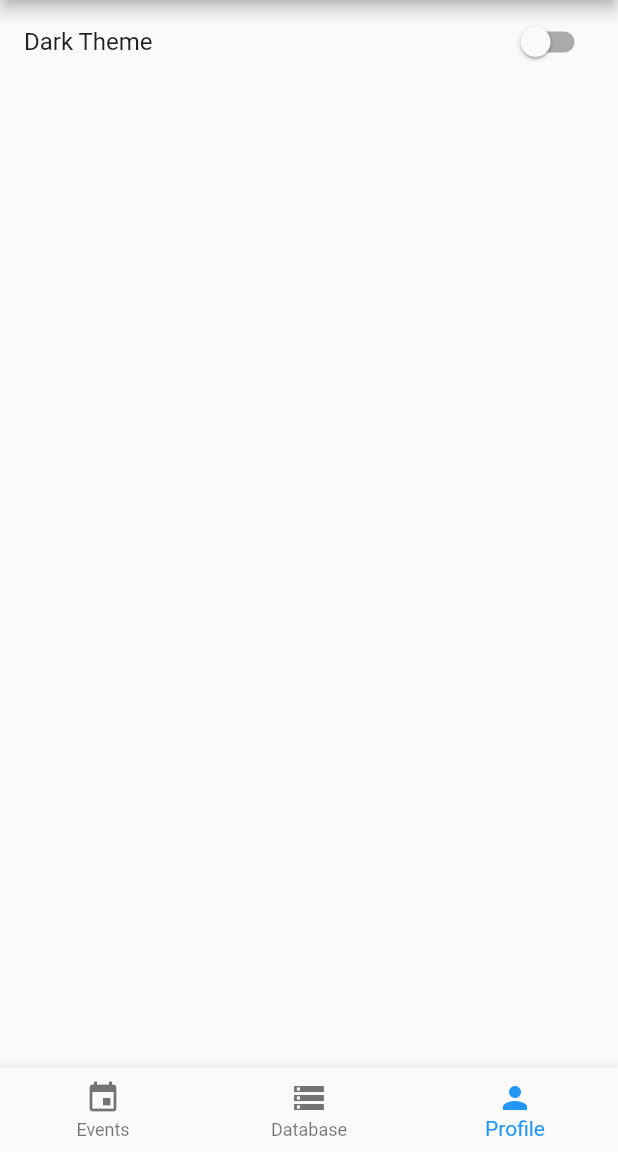
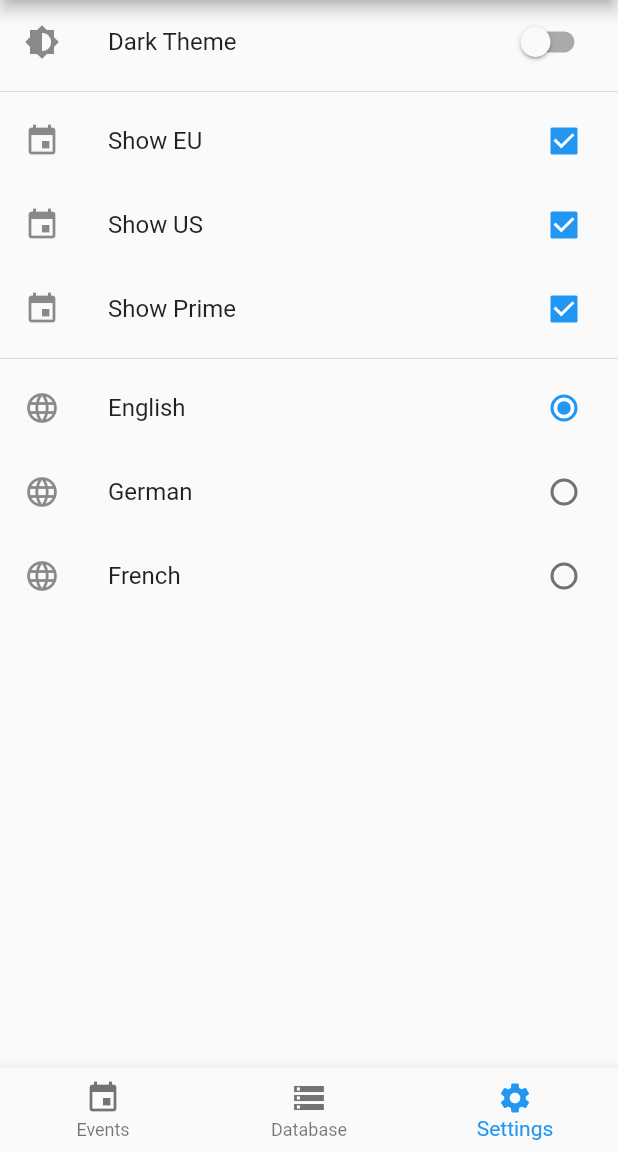
Before and after one commit to tobiaskloss/telara-mobile, a Flutter app: the screen it shows after launch, item 3 of the bottom bar chosen, on a phone screen of 412 x 824 dp, the part 84-1236 px from its top. Run offline on Flutter 3.47's test engine with Material 2 defaults, Android fonts, the phone set to English and light mode, and no system bars; our stand-ins replace rxdart, shared_preferences; network calls fail.

Commit message:
DC selection

```diff
--- a/lib/home_widget.dart
+++ b/lib/home_widget.dart
@@ -24,8 +24,8 @@ class _HomeState extends State<Home> {
   void initState() {
     super.initState();
     _children.addAll([
-      EventListWidget(),
-      EventListWidget(),
+      EventListWidget(sharedPreferences: widget.sharedPreferences),
+      EventListWidget(sharedPreferences: widget.sharedPreferences),
       SettingsWidget(themeBloc: widget.themeBloc, sharedPreferences: widget.sharedPreferences),
     ]);
   }
@@ -51,8 +51,8 @@ class _HomeState extends State<Home> {
             title: new Text('Database'),
           ),
           BottomNavigationBarItem(
-            icon: Icon(Icons.person),
-            title: Text('Profile'),
+            icon: Icon(Icons.settings),
+            title: Text('Settings'),
           )
         ],
       ),
--- a/lib/settings_widget.dart
+++ b/lib/settings_widget.dart
@@ -11,7 +11,8 @@ class SettingsWidget extends StatefulWidget {
   final ThemeBloc themeBloc;
   SharedPreferences sharedPreferences;
 
-  SettingsWidget({Key key, this.themeBloc, this.sharedPreferences}) : super(key: key);
+  SettingsWidget({Key key, this.themeBloc, this.sharedPreferences})
+      : super(key: key);
 
   @override
   SettingsWidgetState createState() {
@@ -19,16 +20,42 @@ class SettingsWidget extends StatefulWidget {
   }
 }
 
+enum Language { english, german, french }
+
 class SettingsWidgetState extends State<SettingsWidget> {
   bool _useDarkTheme;
+  Language _language;
+  bool _showEU = true;
+  bool _showUS = true;
+  bool _showPrime = true;
 
   @override
   void initState() {
     super.initState();
-    _useDarkTheme = widget.sharedPreferences.get("theme_dark");
-    if(_useDarkTheme == null) {
-        _useDarkTheme = false;
+    _useDarkTheme = widget.sharedPreferences.getBool('theme_dark');
+    if (_useDarkTheme == null) {
+      _useDarkTheme = false;
     }
+    var lang = widget.sharedPreferences.getString('language');
+    if (lang == Language.english.toString()) {
+      _language = Language.english;
+    } else if (lang == Language.german.toString()) {
+      _language = Language.german;
+    } else if (lang == Language.french.toString()) {
+      _language = Language.french;
+    } else {
+      _language = Language.english;
+    }
+
+    _showEU = widget.sharedPreferences.getBool('events_eu');
+    _showEU = _showEU != null ? _showEU : true;
+
+    _showUS = widget.sharedPreferences.getBool('events_us');
+    _showUS = _showUS != null ? _showUS : true;
+
+    _showPrime = widget.sharedPreferences.getBool('events_prime');
+    _showPrime = _showPrime != null ? _showPrime : true;
+
   }
 
   @override
@@ -38,7 +65,72 @@ class SettingsWidgetState extends State<SettingsWidget> {
         value: _useDarkTheme,
         onChanged: _toggleTheme,
         title: new Text('Dark Theme'),
-      )
+        secondary: const Icon(Icons.brightness_medium),
+      ),
+      new Divider(
+        height: 10.0,
+      ),
+      new CheckboxListTile(
+        title: const Text('Show EU'),
+        value: _showEU,
+        onChanged: (bool value) {
+          widget.sharedPreferences.setBool('events_eu', value);
+          setState(() {
+            _showEU = value;
+          });
+        },
+        secondary: const Icon(Icons.event),
+      ),
+      new CheckboxListTile(
+        title: const Text('Show US'),
+        value: _showUS,
+        onChanged: (bool value) {
+          widget.sharedPreferences.setBool('events_us', value);
+          setState(() {
+            _showUS = value;
+          });
+        },
+        secondary: const Icon(Icons.event),
+      ),
+      new CheckboxListTile(
+        title: const Text('Show Prime'),
+        value: _showPrime,
+        onChanged: (bool value) {
+          widget.sharedPreferences.setBool('events_prime', value);
+          setState(() {
+            _showPrime = value;
+          });
+        },
+        secondary: const Icon(Icons.event),
+      ),
+      new Divider(
+        height: 10.0,
+      ),
+      new RadioListTile(
+        title: new Text('English'),
+        value: Language.english,
+        groupValue: _language,
+        onChanged: _changeLanguage,
+        controlAffinity: ListTileControlAffinity.trailing,
+        secondary: const Icon(Icons.language),
+      ),
+      new RadioListTile(
+        title: new Text('German'),
+        value: Language.german,
+        groupValue: _language,
+        onChanged: _changeLanguage,
+        controlAffinity: ListTileControlAffinity.trailing,
+        secondary: const Icon(Icons.language),
+      ),
+      new RadioListTile(
+        title: new Text('French'),
+        value: Language.french,
+        groupValue: _language,
+        onChanged: _changeLanguage,
+        controlAffinity: ListTileControlAffinity.trailing,
+        secondary: const Icon(Icons.language),
+
+      ),
     ]);
   }
 
@@ -49,8 +141,15 @@ class SettingsWidgetState extends State<SettingsWidget> {
     });
   }
 
+  void _changeLanguage(Language selectedLanguage) {
+    widget.sharedPreferences.setString("language", selectedLanguage.toString());
+    setState(() {
+      _language = selectedLanguage;
+    });
+    //todo apply language
+  }
+
   void saveTheme(bool useDarkTheme) {
-    print(useDarkTheme);
     if (useDarkTheme) {
       widget.themeBloc.selectedTheme.add(ThemeData.dark());
     } else {
--- a/pubspec.yaml
+++ b/pubspec.yaml
@@ -7,10 +7,6 @@ dependencies:
 
   shared_preferences: ^0.4.2
   rxdart: ^0.18.1
-
-  # The following adds the Cupertino Icons font to your application.
-  # Use with the CupertinoIcons class for iOS style icons.
-  cupertino_icons: ^0.1.2
   http: ^0.11.3+16
 
 dev_dependencies:
```
Also changed, not shown: lib/event_list_widget.dart (+32 -7 lines), pubspec.lock.
